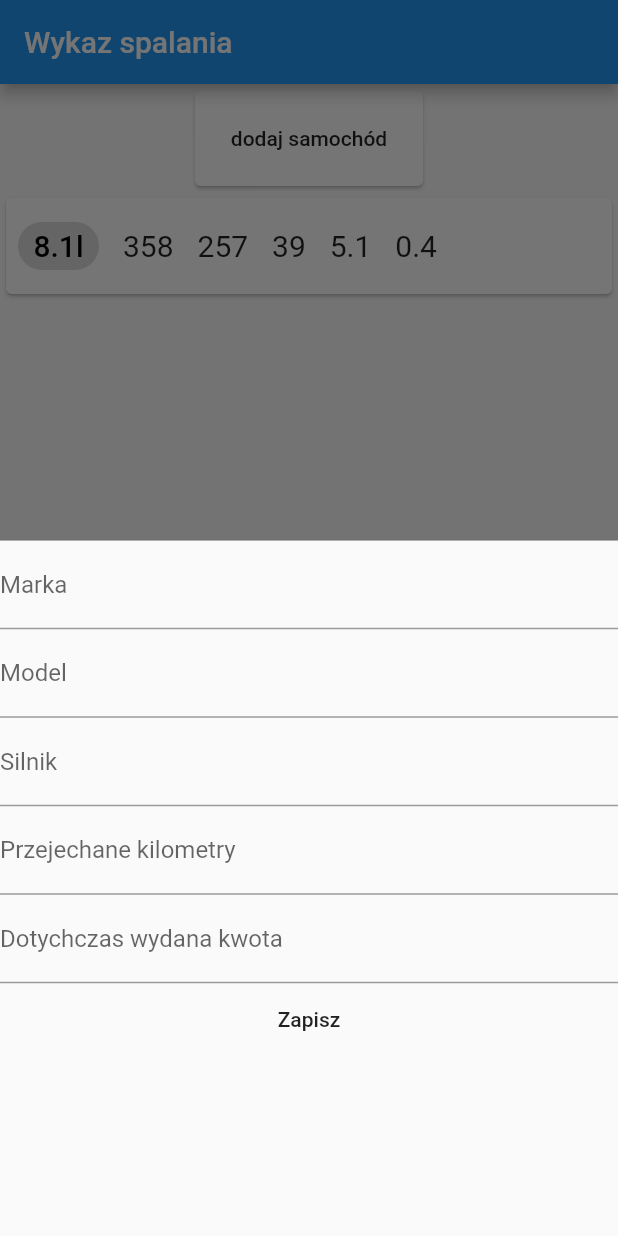
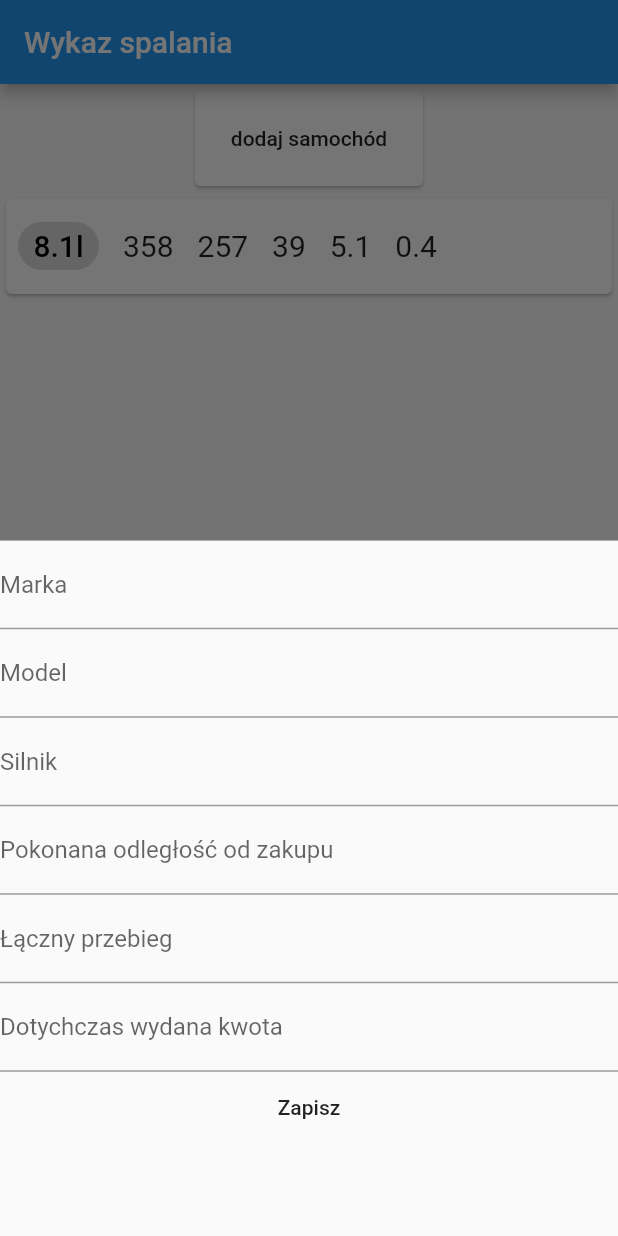
Before and after one commit to fcieminski/fuel-economy, a Flutter app: the screen it shows after launch, after a tap on "dodaj samochód", on a phone screen of 412 x 824 dp. Run offline on Flutter 3.47's test engine with Material 2 defaults, Android fonts, the phone set to English and light mode, and no system bars.

Commit message:
car info adding works, also now total fuel cost updating

```diff
--- a/lib/components/car_info.dart
+++ b/lib/components/car_info.dart
@@ -13,25 +13,39 @@ class _CarInfoState extends State<CarInfo> {
   final _carModel = TextEditingController();
   final _carEngine = TextEditingController();
   final _carCurrentMileage = TextEditingController();
+  final _carMileage = TextEditingController();
   final _carTotalFuelCost = TextEditingController();
-  // TextEditingController _carMileage;
-  Map<String, String> _carInfo = {};
+  Map<String, dynamic> _carInfo = {};
 
   void _submitForm() {
+    int currentMileage = int.parse(_carCurrentMileage.text);
+    int mileage = int.parse(_carMileage.text);
+    double totalFuelCost = double.parse(_carTotalFuelCost.text);
     setState(() {
       _carInfo.addAll({
         'model': _carModel.text,
         'maker': _carMaker.text,
         'engine': _carEngine.text,
-        'currentMileage': _carCurrentMileage.text,
-        'totalFuelCost': _carTotalFuelCost.text,
+        'currentMileage': currentMileage,
+        'mileage': mileage,
+        'totalFuelCost': totalFuelCost,
+        'averageFuelUsage': currentMileage / totalFuelCost,
       });
     });
-    print(_carInfo);
+  }
+
+  void updateCarInfo(newFuelling) {
+    if(newFuelling != null){
+      double newVal = double.parse(newFuelling['totalCost']);
+      setState(() {
+        _carInfo.update('totalFuelCost',  (dynamic val) => val += newVal);
+      });
+    }
   }
 
   @override
   Widget build(BuildContext context) {
+    updateCarInfo(widget.newFuelling);
     return Container(
       child: Card(
         child: Padding(
@@ -46,7 +60,8 @@ class _CarInfoState extends State<CarInfo> {
                             fontSize: 16,
                             color: Colors.black,
                           ),
-                          label: Text('Honda Civic VIII 1.8 140km'),
+                          label: Text(
+                              '${_carInfo['maker']} ${_carInfo['model']} ${_carInfo['engine']}'),
                         ),
                       ],
                     ),
@@ -70,7 +85,7 @@ class _CarInfoState extends State<CarInfo> {
                                       ),
                                     ),
                                     Text(
-                                      '153 000',
+                                      '${_carInfo['currentMileage']}',
                                       style: TextStyle(
                                         fontSize: 16,
                                       ),
@@ -93,7 +108,7 @@ class _CarInfoState extends State<CarInfo> {
                                       ),
                                     ),
                                     Text(
-                                      '7 800',
+                                      '${_carInfo['mileage']}',
                                       style: TextStyle(
                                         fontSize: 18,
                                       ),
@@ -120,7 +135,8 @@ class _CarInfoState extends State<CarInfo> {
                                       ),
                                     ),
                                     Text(
-                                      '10.5',
+                                      _carInfo['averageFuelUsage']
+                                          .toStringAsFixed(2),
                                       style: TextStyle(
                                         fontSize: 18,
                                       ),
@@ -143,7 +159,7 @@ class _CarInfoState extends State<CarInfo> {
                                       ),
                                     ),
                                     Text(
-                                      '3 500',
+                                      '${_carInfo['totalFuelCost']}',
                                       style: TextStyle(
                                         fontSize: 18,
                                       ),
@@ -194,7 +210,16 @@ class _CarInfoState extends State<CarInfo> {
                                           keyboardType:
                                               TextInputType.numberWithOptions(),
                                           decoration: const InputDecoration(
-                                            labelText: 'Przejechane kilometry',
+                                            labelText:
+                                                'Pokonana odległość od zakupu',
+                                          ),
+                                        ),
+                                        TextFormField(
+                                          controller: _carMileage,
+                                          keyboardType:
+                                              TextInputType.numberWithOptions(),
+                                          decoration: const InputDecoration(
+                                            labelText: 'Łączny przebieg',
                                           ),
                                         ),
                                         TextFormField(
@@ -210,7 +235,10 @@ class _CarInfoState extends State<CarInfo> {
                                           child: Text(
                                             'Zapisz',
                                           ),
-                                          onPressed: _submitForm,
+                                          onPressed: () {
+                                            _submitForm();
+                                            Navigator.pop(context);
+                                          },
                                         )
                                       ],
                                     ),
--- a/lib/components/recent_fuelling.dart
+++ b/lib/components/recent_fuelling.dart
@@ -9,7 +9,7 @@ class RecentFuelling extends StatefulWidget {
 }
 
 class _RecentFuellingState extends State<RecentFuelling> {
-  final List<Map<dynamic, dynamic>> _fuelling = [
+  final List<Map<String, dynamic>> _fuelling = [
     {
       "id": DateTime.now(),
       "time": DateTime.now(),
```
